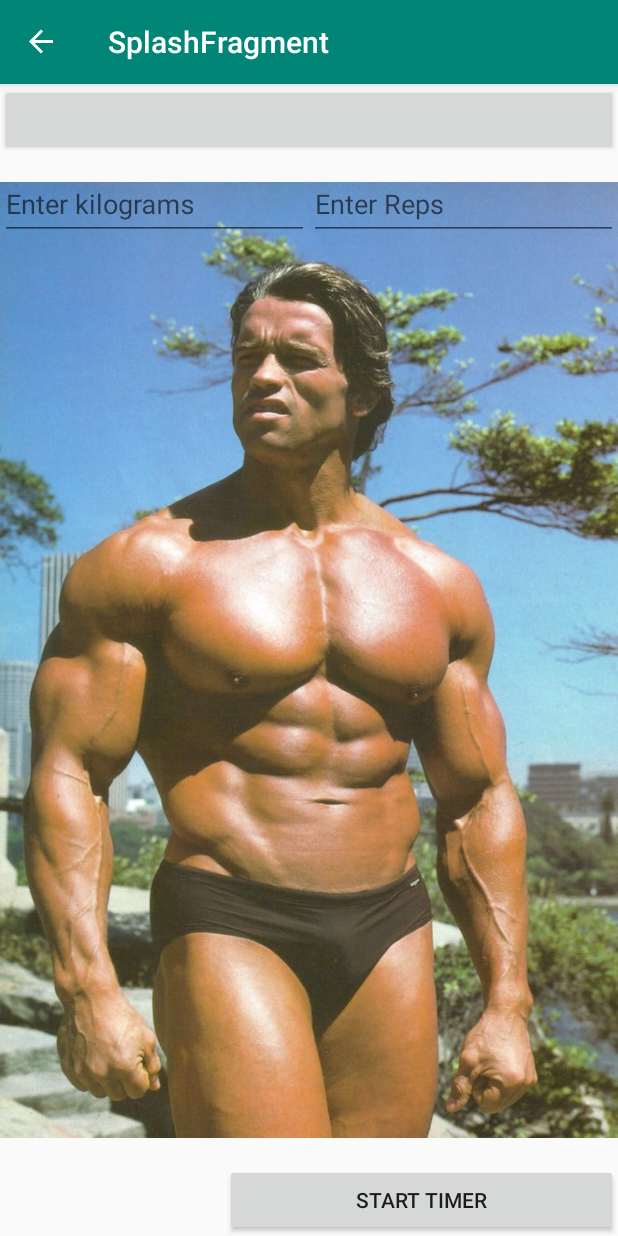
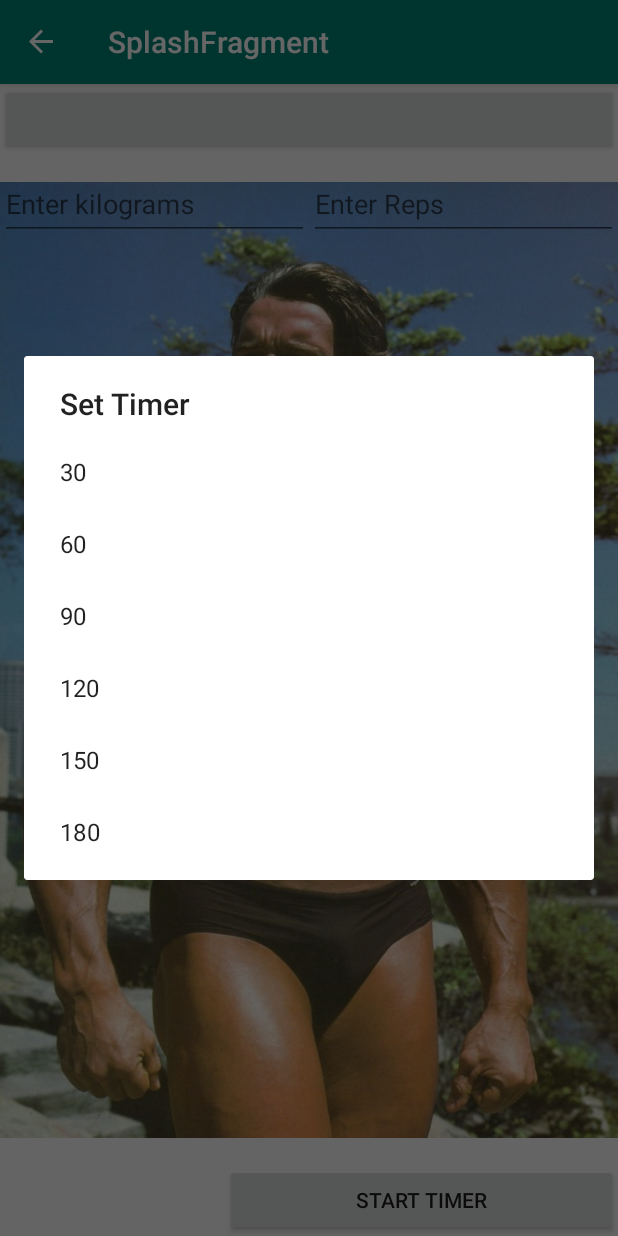
Before and after one commit to bearddykun/UpdatedTrainingApp, an Android app: the fragment CurrentExerciseFragment placed in its activity, after a tap on an icon or button, on a phone screen of 412 x 824 dp. Run offline under Robolectric (Android 15) with nearby library versions, the light colour scheme and no system bars; our stand-ins replace Dagger/Hilt's generated code, Room's generated code, data binding, navigation-ui; libraries missing offline, so code that uses them is left out: androidx.hilt.lifecycle; 5 statements that could not run were skipped.

Commit message:
bye bye Anco i vill miss you

```diff
--- a/app/src/main/java/com/example/updatedtrainingapp/GeneralActivity.kt
+++ b/app/src/main/java/com/example/updatedtrainingapp/GeneralActivity.kt
@@ -10,7 +10,6 @@ import androidx.coordinatorlayout.widget.CoordinatorLayout
 import androidx.core.content.ContextCompat
 import com.google.android.material.snackbar.Snackbar
 import kotlinx.android.synthetic.main.activity_general.*
-import org.jetbrains.anko.find
 
 abstract class GeneralActivity : AppCompatActivity() {
 
@@ -41,7 +40,7 @@ abstract class GeneralActivity : AppCompatActivity() {
         snackBar.setActionTextColor(ContextCompat.getColor(this, R.color.black))
 
         val sbView = snackBar.view
-        val textView = sbView.find<TextView>(com.google.android.material.R.id.snackbar_text)
+        val textView: TextView = sbView.findViewById(com.google.android.material.R.id.snackbar_text)
         textView.setTextColor(ContextCompat.getColor(this, R.color.black))
         textView.maxLines = 10
         snackBar.show()
--- a/app/src/main/java/com/example/updatedtrainingapp/dataBase/dbViewModels/ExerciseDBViewModel.kt
+++ b/app/src/main/java/com/example/updatedtrainingapp/dataBase/dbViewModels/ExerciseDBViewModel.kt
@@ -24,15 +24,15 @@ class ExerciseDBViewModel @Inject constructor(application: Application) :
         return exerciseRepository?.getExerciseWithName(name)
     }
 
-    fun insertExercise(exerciseObject: ExerciseObject) {
+    suspend fun insertExercise(exerciseObject: ExerciseObject) {
         exerciseRepository?.insertExerciseAsync(exerciseObject)
     }
 
-    fun deleteExercise(exerciseObject: ExerciseObject) {
+    suspend fun deleteExercise(exerciseObject: ExerciseObject) {
         exerciseRepository?.deleteExerciseAsync(exerciseObject)
     }
 
-    fun updateExercise(exerciseObject: ExerciseObject) {
+    suspend fun updateExercise(exerciseObject: ExerciseObject) {
         exerciseRepository?.updateExerciseAsync(exerciseObject)
     }
 }
--- a/app/src/main/java/com/example/updatedtrainingapp/dataBase/dbViewModels/TrainingDBViewModel.kt
+++ b/app/src/main/java/com/example/updatedtrainingapp/dataBase/dbViewModels/TrainingDBViewModel.kt
@@ -24,15 +24,15 @@ class TrainingDBViewModel @Inject constructor(application: Application) :
         return trainingRepository?.getExerciseWithData(exerciseName, data)
     }
 
-    fun insertExercise(trainingObject: TrainingObject) {
+    suspend fun insertExercise(trainingObject: TrainingObject) {
         trainingRepository?.insertExerciseAsync(trainingObject)
     }
 
-    fun updateExercise(trainingObject: TrainingObject) {
+    suspend fun updateExercise(trainingObject: TrainingObject) {
         trainingRepository?.updateExerciseAsync(trainingObject)
     }
 
-    fun deleteExercise(trainingName: TrainingObject) {
+    suspend fun deleteExercise(trainingName: TrainingObject) {
         trainingRepository?.deleteExerciseAsync(trainingName)
     }
 
--- a/app/src/main/java/com/example/updatedtrainingapp/fragments/currentExercise/CurrentExerciseAdapter.kt
+++ b/app/src/main/java/com/example/updatedtrainingapp/fragments/currentExercise/CurrentExerciseAdapter.kt
@@ -6,7 +6,6 @@ import android.view.ViewGroup
 import android.widget.TextView
 import androidx.recyclerview.widget.RecyclerView
 import com.example.updatedtrainingapp.R
-import org.jetbrains.anko.find
 
 class CurrentExerciseAdapter :
     RecyclerView.Adapter<CurrentExerciseAdapter.CurrentExerciseViewHolder>() {
@@ -14,7 +13,7 @@ class CurrentExerciseAdapter :
     private var list: MutableList<String>? = null
 
     class CurrentExerciseViewHolder(itemView: View) : RecyclerView.ViewHolder(itemView) {
-        val trainingListText = itemView.find<TextView>(R.id.trainingListText)
+        val trainingListText: TextView = itemView.findViewById(R.id.trainingListText)
     }
 
     override fun onCreateViewHolder(parent: ViewGroup, viewType: Int): CurrentExerciseViewHolder {
--- a/app/src/main/java/com/example/updatedtrainingapp/fragments/currentExercise/CurrentExerciseFragment.kt
+++ b/app/src/main/java/com/example/updatedtrainingapp/fragments/currentExercise/CurrentExerciseFragment.kt
@@ -17,7 +17,6 @@ import com.example.updatedtrainingapp.databinding.CurrentExerciseFragmentBinding
 import com.example.updatedtrainingapp.fragments.BaseFragment
 import com.example.updatedtrainingapp.utils.Utils
 import dagger.hilt.android.AndroidEntryPoint
-import org.jetbrains.anko.selector
 
 @AndroidEntryPoint
 class CurrentExerciseFragment : BaseFragment(R.layout.current_exercise_fragment) {
@@ -62,15 +61,7 @@ class CurrentExerciseFragment : BaseFragment(R.layout.current_exercise_fragment)
     private fun onClicks() {
         binding?.timerTextView?.setOnClickListener {
             viewModel.resetTimer()
-            val timerList = activity?.resources?.getStringArray(R.array.timer_values)?.toList()
-            timerList?.let {
-                activity?.selector(
-                    getString(R.string.set_timer), it
-                ) { _, position ->
-                    viewModel.setLastSetTime(it[position])
-                    viewModel.getRemainingTime()?.value = it[position]
-                }
-            }
+            Utils.getTimerChoiceDialog(requireActivity(), viewModel)
         }
 
         binding?.timerButton?.setOnClickListener {
--- a/app/src/main/java/com/example/updatedtrainingapp/fragments/currentExercise/CurrentExerciseViewModel.kt
+++ b/app/src/main/java/com/example/updatedtrainingapp/fragments/currentExercise/CurrentExerciseViewModel.kt
@@ -6,12 +6,14 @@ import androidx.hilt.lifecycle.ViewModelInject
 import androidx.lifecycle.AndroidViewModel
 import androidx.lifecycle.LiveData
 import androidx.lifecycle.MutableLiveData
+import androidx.lifecycle.viewModelScope
 import com.example.updatedtrainingapp.application.MySharedPreferences
 import com.example.updatedtrainingapp.dataBase.Constants
 import com.example.updatedtrainingapp.dataBase.dbViewModels.TrainingDBViewModel
 import com.example.updatedtrainingapp.dataBase.objects.TrainingObject
 import com.example.updatedtrainingapp.utils.SoundManager
 import com.example.updatedtrainingapp.utils.Utils
+import kotlinx.coroutines.launch
 import java.util.concurrent.TimeUnit
 
 class CurrentExerciseViewModel @ViewModelInject constructor(
@@ -25,7 +27,7 @@ class CurrentExerciseViewModel @ViewModelInject constructor(
     private var timer: CountDownTimer? = null
     private var isUpdate = false
 
-    fun getRemainingTime(): MutableLiveData<String>? {
+    fun getRemainingTime(): MutableLiveData<String> {
         return remainingTimerTime
     }
 
@@ -77,10 +79,12 @@ class CurrentExerciseViewModel @ViewModelInject constructor(
     }
 
     fun insertProgressInDB() {
-        if (isUpdate) {
-            trainingViewModel.updateExercise(trainingObject)
-        } else {
-            trainingViewModel.insertExercise(trainingObject = trainingObject)
+        viewModelScope.launch {
+            if (isUpdate) {
+                trainingViewModel.updateExercise(trainingObject)
+            } else {
+                trainingViewModel.insertExercise(trainingObject = trainingObject)
+            }
         }
     }
 
--- a/app/src/main/java/com/example/updatedtrainingapp/fragments/exerciseChoice/ExercisesChoiceAdapter.kt
+++ b/app/src/main/java/com/example/updatedtrainingapp/fragments/exerciseChoice/ExercisesChoiceAdapter.kt
@@ -8,7 +8,6 @@ import android.widget.TextView
 import androidx.recyclerview.widget.RecyclerView
 import com.example.updatedtrainingapp.R
 import com.example.updatedtrainingapp.dataBase.objects.ExerciseObject
-import org.jetbrains.anko.find
 
 class ExercisesChoiceAdapter :
     RecyclerView.Adapter<ExercisesChoiceAdapter.ExercisesChoiceViewHolder>() {
@@ -56,7 +55,7 @@ class ExercisesChoiceAdapter :
     }
 
     class ExercisesChoiceViewHolder(itemView: View) : RecyclerView.ViewHolder(itemView) {
-        val image = itemView.find<ImageView>(R.id.exerciseImage)
-        val text = itemView.find<TextView>(R.id.exerciseText)
+        val image:ImageView = itemView.findViewById(R.id.exerciseImage)
+        val text:TextView = itemView.findViewById(R.id.exerciseText)
     }
 }
--- a/app/src/main/java/com/example/updatedtrainingapp/fragments/exerciseChoice/InnerFragment.kt
+++ b/app/src/main/java/com/example/updatedtrainingapp/fragments/exerciseChoice/InnerFragment.kt
@@ -11,7 +11,6 @@ import com.example.updatedtrainingapp.R
 import com.example.updatedtrainingapp.dataBase.objects.ExerciseObject
 import dagger.hilt.android.AndroidEntryPoint
 import kotlinx.android.synthetic.main.fragment_exercise_choice.*
-import org.jetbrains.anko.backgroundColor
 import java.util.*
 
 private const val ARG_PARAM1 = "param1"
@@ -63,10 +62,10 @@ class InnerFragment : Fragment(), ExercisesChoiceAdapter.OnExerciseChoiceItemLis
     private fun addRemoveExercise(exercise: String, view: View) {
         if (viewModel.listOfNewExercises.contains(exercise)) {
             viewModel.listOfNewExercises.remove(exercise)
-            view.backgroundColor = Color.WHITE
+            view.setBackgroundColor(Color.WHITE)
             return
         }
         viewModel.listOfNewExercises.add(exercise)
-        view.backgroundColor = Color.BLUE
+        view.setBackgroundColor(Color.BLUE)
     }
 }
--- a/app/src/main/java/com/example/updatedtrainingapp/fragments/newExercise/NewExerciseViewModel.kt
+++ b/app/src/main/java/com/example/updatedtrainingapp/fragments/newExercise/NewExerciseViewModel.kt
@@ -3,8 +3,10 @@ package com.example.updatedtrainingapp.fragments.newExercise
 import androidx.hilt.lifecycle.ViewModelInject
 import androidx.lifecycle.LiveData
 import androidx.lifecycle.ViewModel
+import androidx.lifecycle.viewModelScope
 import com.example.updatedtrainingapp.dataBase.dbViewModels.ExerciseDBViewModel
 import com.example.updatedtrainingapp.dataBase.objects.ExerciseObject
+import kotlinx.coroutines.launch
 
 class NewExerciseViewModel @ViewModelInject constructor(private val exerciseDBViewModel: ExerciseDBViewModel) :
     ViewModel() {
@@ -21,7 +23,9 @@ class NewExerciseViewModel @ViewModelInject constructor(private val exerciseDBVi
         exName: String
     ) {
         val exercise = ExerciseObject(null, exName, exGroupName, exImageId.toString())
-        exerciseDBViewModel.insertExercise(exercise)
+        viewModelScope.launch {
+            exerciseDBViewModel.insertExercise(exercise)
+        }
     }
 
     fun getExerciseWithName(name: String): LiveData<ExerciseObject> {
--- a/app/src/main/java/com/example/updatedtrainingapp/fragments/splash/SplashViewModel.kt
+++ b/app/src/main/java/com/example/updatedtrainingapp/fragments/splash/SplashViewModel.kt
@@ -3,6 +3,7 @@ package com.example.updatedtrainingapp.fragments.splash
 import android.util.Log
 import androidx.hilt.lifecycle.ViewModelInject
 import androidx.lifecycle.ViewModel
+import androidx.lifecycle.viewModelScope
 import com.example.updatedtrainingapp.R
 import com.example.updatedtrainingapp.application.MySharedPreferences
 import com.example.updatedtrainingapp.dataBase.Constants.Companion.ABS_GROUP
@@ -14,6 +15,8 @@ import com.example.updatedtrainingapp.dataBase.Constants.Companion.SHOULDERS_GRO
 import com.example.updatedtrainingapp.dataBase.Constants.Companion.TRICEPS_GROUP
 import com.example.updatedtrainingapp.dataBase.dbViewModels.ExerciseDBViewModel
 import com.example.updatedtrainingapp.dataBase.objects.ExerciseObject
+import kotlinx.coroutines.Dispatchers
+import kotlinx.coroutines.launch
 
 class SplashViewModel @ViewModelInject constructor(
     private val exerciseDBViewModel: ExerciseDBViewModel
@@ -189,6 +192,7 @@ class SplashViewModel @ViewModelInject constructor(
     }
 
     private fun insertExercise(image: Int, exerciseName: String, group: String) {
+        viewModelScope.launch(Dispatchers.Main) {
             exerciseDBViewModel.insertExercise(
                 ExerciseObject(
                     null,
@@ -199,3 +203,4 @@ class SplashViewModel @ViewModelInject constructor(
             )
         }
     }
+}
--- a/app/src/main/java/com/example/updatedtrainingapp/fragments/training/TrainingAdapter.kt
+++ b/app/src/main/java/com/example/updatedtrainingapp/fragments/training/TrainingAdapter.kt
@@ -8,7 +8,6 @@ import android.widget.TextView
 import androidx.recyclerview.widget.RecyclerView
 import com.example.updatedtrainingapp.R
 import com.example.updatedtrainingapp.dataBase.objects.ExerciseObject
-import org.jetbrains.anko.find
 
 class TrainingAdapter : RecyclerView.Adapter<TrainingAdapter.ThisTrainingViewHolder>() {
 
@@ -68,7 +67,7 @@ class TrainingAdapter : RecyclerView.Adapter<TrainingAdapter.ThisTrainingViewHol
     }
 
     class ThisTrainingViewHolder(itemView: View) : RecyclerView.ViewHolder(itemView) {
-        val text = itemView.find<TextView>(R.id.exerciseText)
-        val image = itemView.find<ImageView>(R.id.exerciseImage)
+        val text: TextView = itemView.findViewById(R.id.exerciseText)
+        val image: ImageView = itemView.findViewById(R.id.exerciseImage)
     }
 }
--- a/app/src/main/java/com/example/updatedtrainingapp/fragments/trainingsChoice/CreateTrainingFragment.kt
+++ b/app/src/main/java/com/example/updatedtrainingapp/fragments/trainingsChoice/CreateTrainingFragment.kt
@@ -16,7 +16,6 @@ import com.example.updatedtrainingapp.R
 import com.example.updatedtrainingapp.application.MySharedPreferences
 import com.example.updatedtrainingapp.dataBase.Constants
 import dagger.hilt.android.AndroidEntryPoint
-import org.jetbrains.anko.find
 
 @AndroidEntryPoint
 class CreateTrainingFragment :
@@ -28,7 +27,7 @@ class CreateTrainingFragment :
         savedInstanceState: Bundle?
     ): View? {
         val view = inflater.inflate(R.layout.fragment_create_training, container, false)
-        view.find<EditText>(R.id.trainingFragmentText).setOnEditorActionListener(this)
+        view.findViewById<EditText>(R.id.trainingFragmentText).setOnEditorActionListener(this)
         return view
     }
 
--- a/app/src/main/java/com/example/updatedtrainingapp/fragments/trainingsChoice/TrainingsAdapter.kt
+++ b/app/src/main/java/com/example/updatedtrainingapp/fragments/trainingsChoice/TrainingsAdapter.kt
@@ -6,7 +6,6 @@ import android.view.ViewGroup
 import android.widget.TextView
 import androidx.recyclerview.widget.RecyclerView
 import com.example.updatedtrainingapp.R
-import org.jetbrains.anko.find
 
 class TrainingsAdapter : RecyclerView.Adapter<TrainingsAdapter.TrainingViewHolder>() {
 
@@ -62,6 +61,6 @@ class TrainingsAdapter : RecyclerView.Adapter<TrainingsAdapter.TrainingViewHolde
     }
 
     class TrainingViewHolder(itemView: View) : RecyclerView.ViewHolder(itemView) {
-        val text = itemView.find<TextView>(R.id.trainingListText)
+        val text: TextView = itemView.findViewById(R.id.trainingListText)
     }
 }
--- a/app/src/main/java/com/example/updatedtrainingapp/utils/Utils.kt
+++ b/app/src/main/java/com/example/updatedtrainingapp/utils/Utils.kt
@@ -3,8 +3,10 @@ package com.example.updatedtrainingapp.utils
 import android.app.AlertDialog
 import android.content.Context
 import android.os.Build
+import com.example.updatedtrainingapp.R
 import com.example.updatedtrainingapp.application.MySharedPreferences
 import com.example.updatedtrainingapp.dataBase.Constants
+import com.example.updatedtrainingapp.fragments.currentExercise.CurrentExerciseViewModel
 import java.text.SimpleDateFormat
 import java.time.LocalDate
 import java.util.*
@@ -87,5 +89,20 @@ class Utils {
                 setNegativeButton("NO") { _, _ -> }
             }.show()
         }
+
+        fun getTimerChoiceDialog(context: Context, viewModel: CurrentExerciseViewModel) {
+            val array = context.resources?.getStringArray(R.array.timer_values)
+            array?.let {
+                val alertDialog = AlertDialog.Builder(context)
+                alertDialog.apply {
+                    setTitle(context.getString(R.string.set_timer))
+                    setItems(it) { _, position ->
+                        viewModel.setLastSetTime(it[position])
+                        viewModel.getRemainingTime().value = it[position]
+                    }
+                }
+                alertDialog.show()
+            }
+        }
     }
 }
--- a/build.gradle
+++ b/build.gradle
@@ -1,7 +1,6 @@
 // Top-level build file where you can add configuration options common to all sub-projects/modules.
 
 buildscript {
-    ext.anko_version='0.10.8'
     ext.kotlin_version = '1.4.10'
     ext.hilt_version = '2.28-alpha'
     repositories {
@@ -14,7 +13,7 @@ buildscript {
 
         classpath 'com.android.tools.build:gradle:4.0.1'
         classpath "org.jetbrains.kotlin:kotlin-gradle-plugin:$kotlin_version"
-        classpath 'com.google.gms:google-services:4.3.3'
+        classpath 'com.google.gms:google-services:4.3.4'
 
         // NOTE: Do not place your application dependencies here; they belong
         // in the individual module build.gradle files
```
Also changed, not shown: app/build.gradle (+5 -6 lines), app/src/main/java/com/example/updatedtrainingapp/application/MySharedPreferences.kt (+6 -4 lines), app/src/main/java/com/example/updatedtrainingapp/dataBase/repositories/ExerciseRepository.kt (+14 -6 lines), app/src/main/java/com/example/updatedtrainingapp/dataBase/repositories/TrainingRepository.kt (+14 -6 lines), app/src/main/java/com/example/updatedtrainingapp/fragments/newExercise/CreateNewExerciseAdapter.kt (+3 -5 lines). Lines whose indentation alone changed are shown as unchanged.
